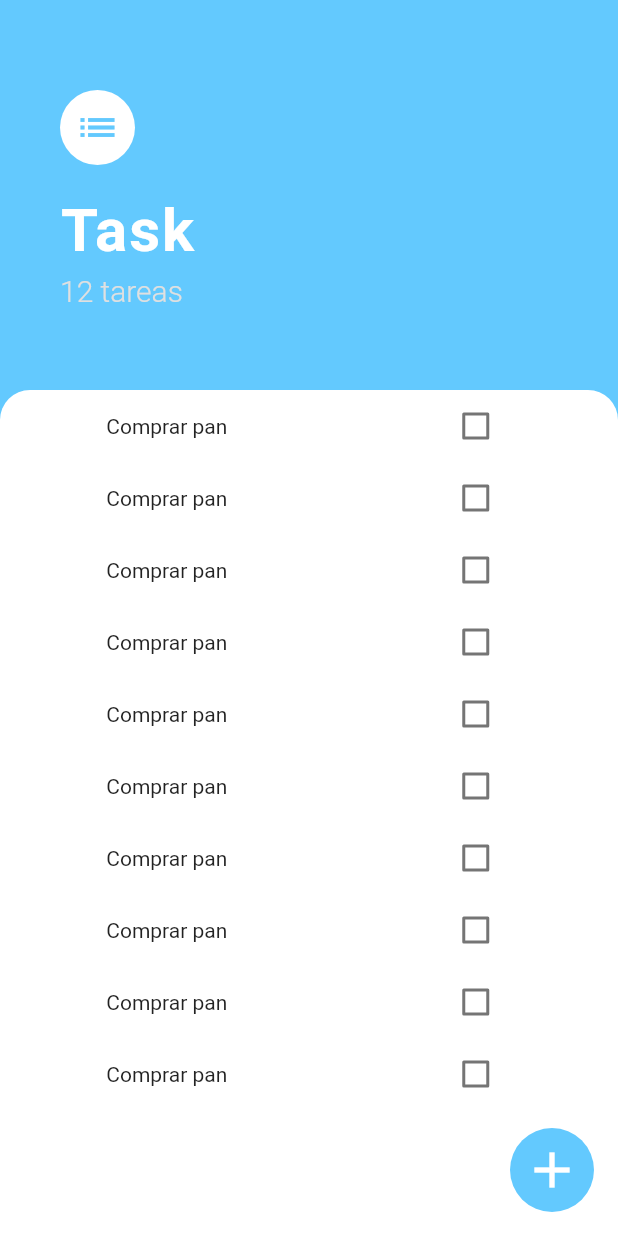
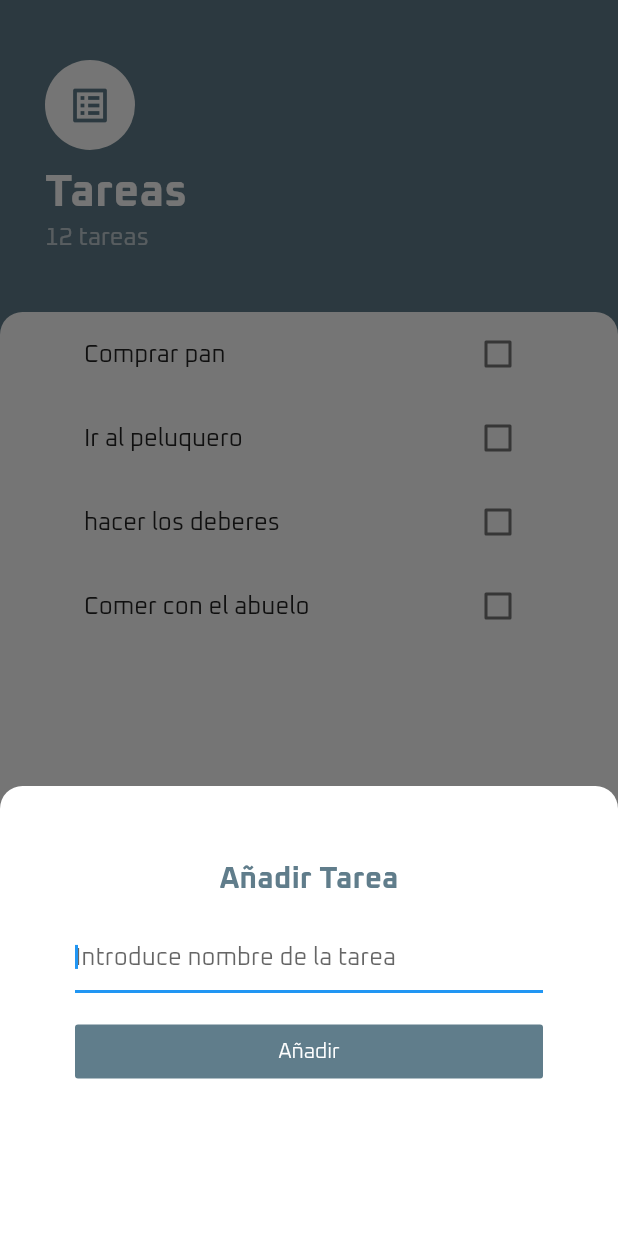
Before and after one commit to AlexMolina08/Task, a Flutter app: the screen it shows after launch, after a tap on the "add" icon, on a phone screen of 412 x 824 dp. Run offline on Flutter 3.47's test engine with Material 2 defaults, Android fonts, the phone set to English and light mode, and no system bars.

Commit message:
added listView builder and new task screen

```diff
--- a/lib/constants.dart
+++ b/lib/constants.dart
@@ -1,14 +1,4 @@
-import 'package:flutter/material.dart';
 
-// ****************** COLORS ************************
-Color kBackgroundColor = Color(0xff63c9fe);
+// Tamaños
 
-// ***************** TEXT STYLES *****************
-const TextStyle kLogoTextStyle = TextStyle(
-
-  color: Colors.white,
-  fontWeight: FontWeight.w700,
-  letterSpacing: 1.3,
-  fontSize: 40.0
-
-);
+const double kAppIconSize = 30.0;
--- a/lib/main.dart
+++ b/lib/main.dart
@@ -1,19 +1,19 @@
 import 'package:flutter/material.dart';
-import 'package:task/constants.dart';
+import 'package:flutter/widgets.dart';
 import 'package:task/screens/tasks_screen.dart';
 
-void main() => runApp(Tasks());
+void main() => runApp(TaskApp());
 
 
-
-class Tasks extends StatelessWidget {
+class TaskApp extends StatelessWidget {
   @override
   Widget build(BuildContext context) {
     return MaterialApp(
       theme: ThemeData(
-        scaffoldBackgroundColor: kBackgroundColor
+        scaffoldBackgroundColor: Colors.blueGrey,
+        fontFamily: "Oxanium",
       ),
-      home: TasksScreen(),
+      home: TaskScreen(),
     );
   }
 }
--- a/lib/models/task.dart
+++ b/lib/models/task.dart
@@ -1,21 +1,25 @@
 import 'package:flutter/cupertino.dart';
 
 class Task{
+  String title;
+  bool completed;
 
-  bool _isDone;
-  final String text;
 
-  Task({@required this.text}){
-    _isDone = false; //inicializa tarea como no completada
+  Task({ @required this.title , this.completed = false});
+
+
+  bool isChecked() => completed;
+  String getTitle() => title;
+
+  // Cambia alestado comtrario a completed
+  void changeTaskState(bool newState) {
+    completed = newState;
   }
 
-
-  // cambiar valor _isDone
-  void changeValue() => _isDone = !_isDone;
-
-  bool isDone() => _isDone;
-  String getText() => text;
-
+  // Cambiar el titulo de la tarea
+  void setTitle(String newTitle){
+    title = newTitle;
+  }
 
 
 
--- /dev/null
+++ b/lib/screens/new_task_screen.dart
@@ -0,0 +1,62 @@
+import 'package:flutter/material.dart';
+import 'package:flutter/widgets.dart';
+
+class AddTaskScreen extends StatelessWidget {
+  @override
+  Widget build(BuildContext context) {
+    return Container(
+      height: 300.0,
+      color: Color(0xFF757575),
+      child: Container(
+        padding: EdgeInsets.all(50.0),
+        decoration: BoxDecoration(
+          color: Colors.white,
+          borderRadius: BorderRadius.only(
+            topRight: Radius.circular(15.0),
+            topLeft: Radius.circular(15.0),
+          ),
+        ),
+        child: Column(
+          crossAxisAlignment: CrossAxisAlignment.stretch,
+          children: [
+            Text(
+              "Añadir Tarea",
+              textAlign: TextAlign.center,
+              style: TextStyle(
+                  color: Theme.of(context).scaffoldBackgroundColor,
+                  fontWeight: FontWeight.bold,
+                  fontSize: 20.0),
+            ),
+            SizedBox(
+              height: 15.0,
+            ),
+            TextField(
+              autofocus: true, // Activar teclado nada mas abrir la ventana
+              decoration: InputDecoration(
+                hintText: 'Introduce nombre de la tarea',
+                enabledBorder: UnderlineInputBorder(
+                  borderSide: BorderSide(
+                    width: 2.5,
+                  ),
+                ),
+
+              ),
+            ),
+            SizedBox(
+              height: 15.0,
+            ),
+            FlatButton(
+              color: Colors.blueGrey,
+              child: Text(
+                "Añadir",
+                style:
+                    TextStyle(color: Colors.white, fontWeight: FontWeight.w300),
+              ),
+              onPressed: () {},
+            )
+          ],
+        ),
+      ),
+    );
+  }
+}
--- a/lib/screens/tasks_screen.dart
+++ b/lib/screens/tasks_screen.dart
@@ -1,131 +1,77 @@
+import 'package:flutter/cupertino.dart';
 import 'package:flutter/material.dart';
-import 'package:flutter/widgets.dart';
-import 'package:task/constants.dart';
-import 'package:task/main.dart';
-import 'package:task/widgets/task_widget.dart';
-import 'package:task/models/task.dart';
+import 'package:task/widgets/task_list.dart';
+import 'package:task/screens/new_task_screen.dart';
+import 'package:task/widgets/task_logo.dart';
 
-class TasksScreen extends StatelessWidget {
+class TaskScreen extends StatelessWidget {
 
   @override
-  bool checkBoxValue = false;
-
-  List<Task> taskList = [
-    Task(text: 'Comprar pan'),
-    Task(text: 'Comprar pan'),
-    Task(text: 'Comprar pan'),
-    Task(text: 'Comprar pan'),
-    Task(text: 'Comprar pan'),
-    Task(text: 'Comprar pan'),
-    Task(text: 'Comprar pan'),
-    Task(text: 'Comprar pan'),
-    Task(text: 'Comprar pan'),
-    Task(text: 'Comprar pan'),
-  ];
-
-  // actualiza la lista de TaskWidgets
-  List<TaskWidget> getTaskWidgets() {
-    List<TaskWidget> widgetList = [];
-
-    for (Task task in taskList) {
-      widgetList.add(
-        TaskWidget(task: task),
+  Widget build(BuildContext context) {
+    return Scaffold(
+      floatingActionButton: FloatingActionButton(
+        backgroundColor: Theme.of(context).scaffoldBackgroundColor,
+        child: Icon(Icons.add),
+        elevation: 0.0,
+        // Al pulsar , mostramos una bottomSheet
+        onPressed: () async {
+          showModalBottomSheet(
+            context: context,
+            isScrollControlled: true,
+            builder: (context) => SingleChildScrollView(
+              child: Container(
+                // ponemos el tamaño del teclado como padding
+                padding: EdgeInsets.only(
+                    bottom: MediaQuery.of(context).viewInsets.bottom),
+                child: AddTaskScreen(),
+              ),
+            ),
           );
-    }
-
-    return widgetList;
-
-  }
-
-  Widget build(BuildContext context) {
-    bool check = false;
-    return Scaffold(
-      body: Column(
-        crossAxisAlignment: CrossAxisAlignment.start,
-        children: [
-          // Icono , nombre de la app y nº tareas
-          Container(
-            padding: EdgeInsets.only(
-              top: 60.0,
-              left: 40.0,
+        },
       ),
+      body: SafeArea(
         child: Column(
           crossAxisAlignment: CrossAxisAlignment.start,
           children: [
-                // ICON
+            // Container con logo nº Tareas
             Container(
-                  padding: EdgeInsets.all(10.0),
-                  decoration: BoxDecoration(
-                      color: Colors.white, shape: BoxShape.circle),
-                  child: Icon(
-                    Icons.list,
-                    size: 30.0,
-                    color: kBackgroundColor,
+              padding: EdgeInsets.symmetric(vertical: 40.0, horizontal: 30.0),
+              child: Column(
+                crossAxisAlignment: CrossAxisAlignment.start,
+                children: [
+                  // *** logo ***
+                  TaskLogo(),
+                  // *** Nº TAREAS ***
+                  Text(
+                    '12 tareas',
+                    style: TextStyle(
+                      fontSize: 16.0,
+                      fontWeight: FontWeight.normal,
+                      color: Colors.white60,
                     ),
                   ),
-                SizedBox(
-                  height: 20.0,
+
+                  // CONTAINER CON LA LISTA DE TAREAS
+                ],
               ),
-                //TITLE
-                Text(
-                  "Task",
-                  style: kLogoTextStyle,
             ),
-                SizedBox(
-                  height: 5.0,
+            // Container con listview de las tareas
+            Expanded(
+              child: Container(
+                padding: EdgeInsets.symmetric(horizontal: 40.0),
+                decoration: BoxDecoration(
+                  color: Colors.white,
+                  borderRadius: BorderRadius.only(
+                    topRight: Radius.circular(15.0),
+                    topLeft: Radius.circular(15.0),
                   ),
-                Text(
-                  "12 tareas",
-                  style: TextStyle(
-                      fontSize: 20.0,
-                      color: Colors.grey.shade300,
-                      fontWeight: FontWeight.w300),
+                ),
+                child: TaskList(),
+              ),
             ),
           ],
         ),
       ),
-
-          SizedBox(height: 55.0),
-
-          // Container con las tareas
-          Expanded(
-            child: Container(
-              decoration: BoxDecoration(
-                color: Colors.white,
-                borderRadius: BorderRadius.only(
-                  topRight: Radius.circular(20.0),
-                  topLeft: Radius.circular(20.0),
-                ),
-              ),
-
-              // Lista de tareas
-
-              child: ClipRRect(
-                borderRadius: BorderRadius.only(
-                  topLeft: Radius.circular(20.0),
-                  topRight: Radius.circular(20.0),
-                ),
-                child: ListView(
-                  children: getTaskWidgets(),
-                ),
-              ),
-            ),
-          )
-        ],
-      ),
-
-      // Botón de añadir tarea
-      floatingActionButton: FloatingActionButton(
-        backgroundColor: kBackgroundColor,
-        child: Icon(
-          Icons.add,
-          size: 40.0,
-        ),
-        elevation: 0.0,
-        onPressed: () {
-          print("añadir tarea");
-        },
-      ),
     );
   }
 }
--- /dev/null
+++ b/lib/widgets/task_list.dart
@@ -0,0 +1,40 @@
+import 'package:flutter/material.dart';
+import 'package:task/widgets/task_widget.dart';
+import 'package:task/models/task.dart';
+
+class TaskList extends StatefulWidget {
+  @override
+  _TaskListState createState() => _TaskListState();
+}
+
+class _TaskListState extends State<TaskList> {
+  List<Task> tasks = [
+    Task(title: 'Comprar pan'),
+    Task(title: 'Ir al peluquero'),
+    Task(title: "hacer los deberes"),
+    Task(title: "Comer con el abuelo")
+  ];
+
+  void add(Task newTask) {
+    tasks.add(newTask);
+  }
+
+  @override
+  Widget build(BuildContext context) {
+    return ListView.builder(
+      itemCount: tasks.length,
+      // context tiene la info de donde está el padre del item builder en el widget tree
+      itemBuilder: (BuildContext context, index) {
+        return TaskWidget(
+          taskTitle: tasks[index].getTitle(),
+          isChecked: tasks[index].isChecked(),
+          onChanged: (bool newState) {
+            setState(() {
+              tasks[index].changeTaskState(newState);
+            },);
+          },
+        );
+      },
+    );
+  }
+}
--- /dev/null
+++ b/lib/widgets/task_logo.dart
@@ -0,0 +1,34 @@
+import 'package:flutter/material.dart';
+import 'package:task/constants.dart';
+
+class TaskLogo extends StatelessWidget {
+  @override
+  Widget build(BuildContext context) {
+    return Column(
+      crossAxisAlignment: CrossAxisAlignment.start,
+      children: [
+        CircleAvatar(
+          backgroundColor: Colors.white,
+          foregroundColor: Theme.of(context).scaffoldBackgroundColor,
+          radius: kAppIconSize,
+          child: Icon(
+            Icons.list_alt_outlined,
+            size: kAppIconSize,
+          ),
+        ),
+        SizedBox(
+          height: 10.0,
+        ),
+        Text(
+          "Tareas",
+          textAlign: TextAlign.start,
+          style: TextStyle(
+            color: Colors.white,
+            fontWeight: FontWeight.bold,
+            fontSize: 30.0,
+          ),
+        ),
+      ],
+    );
+  }
+}
--- a/lib/widgets/task_widget.dart
+++ b/lib/widgets/task_widget.dart
@@ -1,38 +1,35 @@
 import 'package:flutter/material.dart';
 import 'package:task/models/task.dart';
 
-class TaskWidget extends StatefulWidget {
-  Task task;
-  TaskWidget({@required this.task});
+class TaskWidget extends StatelessWidget {
+
+  final String taskTitle;
+  final bool isChecked;
+  final Function onChanged;
+
+  TaskWidget({this.isChecked , this.taskTitle , this.onChanged});
+
 
   @override
-  _TaskWidgetState createState() => _TaskWidgetState();
-}
-
-class _TaskWidgetState extends State<TaskWidget> {
-  @override
   Widget build(BuildContext context) {
-    return Row(
-      mainAxisAlignment: MainAxisAlignment.spaceAround,
-      children: [
-        Text(
-          widget.task.getText(),
-          style: TextStyle(
-
-            decoration: (widget.task.isDone())
-                ? TextDecoration.lineThrough
-                : TextDecoration.none
-          ),
+    return ListTile(
+      // si la tarea ha sido completada , tacho el Text Widget
+      title: Text(
+        taskTitle,
+        style: TextStyle(
+          decoration: (isChecked)
+              ? TextDecoration.lineThrough
+              : TextDecoration.none,
         ),
-        Checkbox(
-          value: widget.task.isDone(),
-          onChanged: (value) {
-            setState(
-              () => widget.task.changeValue(),
-            );
-          },
-        ),
-      ],
+      ),
+      trailing: Checkbox(
+         activeColor: Theme.of(context).scaffoldBackgroundColor,
+         value: isChecked,
+         onChanged: onChanged,
+      ),
     );
   }
 }
+
+//(bool newState){
+//setState(() => widget.task.changeTaskState(newState));
```
Also changed, not shown: pubspec.yaml (+5 -9 lines), fonts/Grandstander-Italic.ttf (added), fonts/Oxanium-VariableFont_wght.ttf (added). Lines whose indentation alone changed are shown as unchanged.
